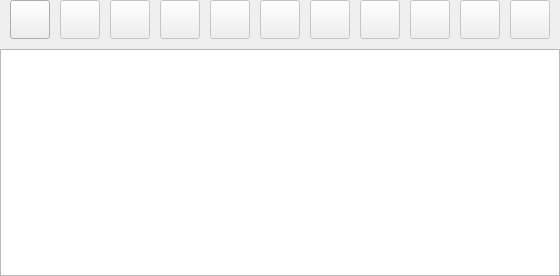
First picture: the form in libs/libgui/ui/widgets/objectstablewidget.ui, repository pgmodeler/pgmodeler, before the edit.
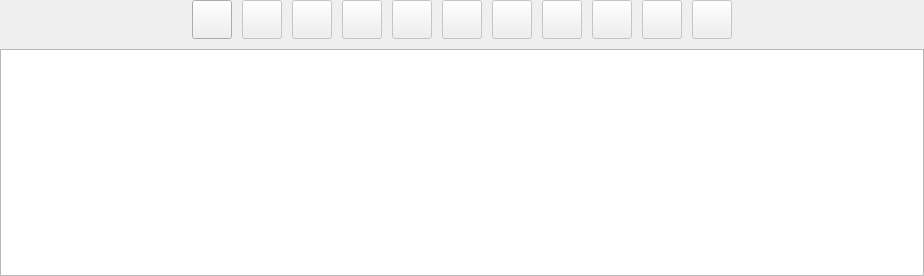
Second picture: the form after the edit. Icons and pictures are not drawn.

The edit to the form file:
```diff
--- a/libs/libgui/ui/widgets/objectstablewidget.ui
+++ b/libs/libgui/ui/widgets/objectstablewidget.ui
@@ -6,7 +6,7 @@
    <rect>
     <x>0</x>
     <y>0</y>
-    <width>559</width>
+    <width>924</width>
     <height>276</height>
    </rect>
   </property>
```
